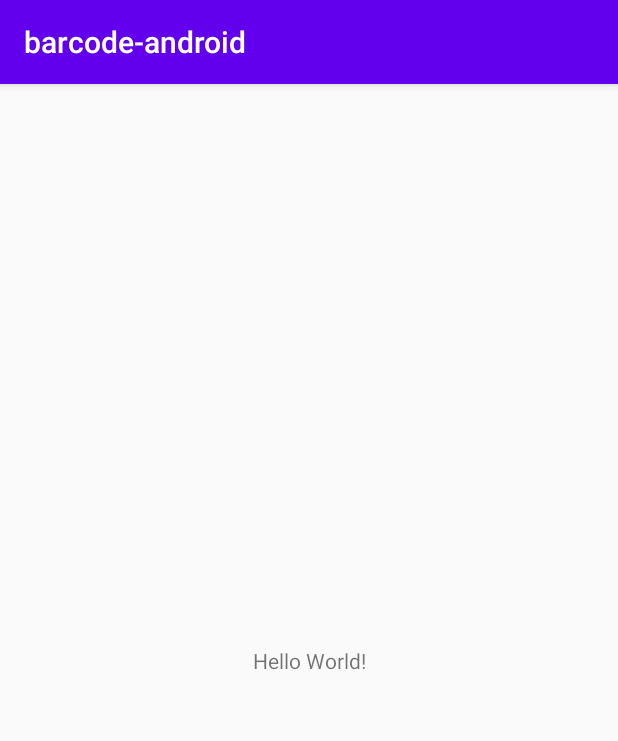
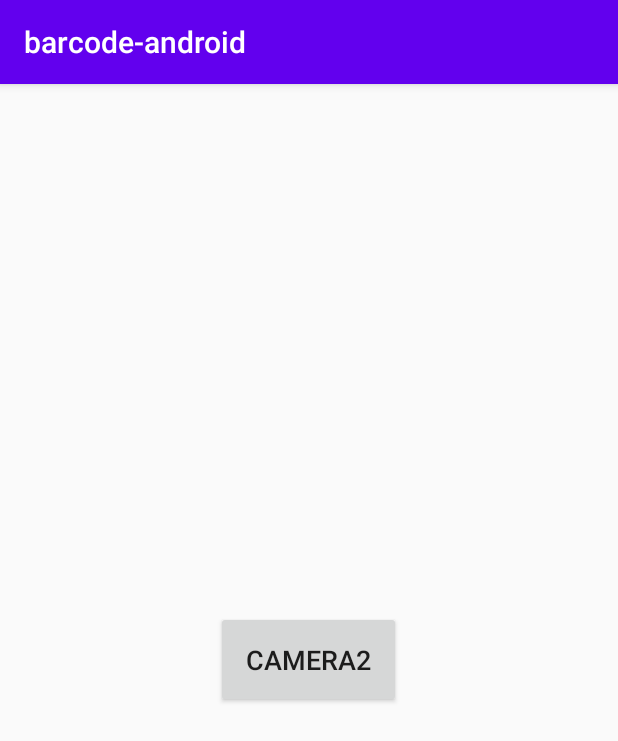
Before and after one commit to zabochen/barcode-android, an Android app: the screen it shows after launch (MainActivity), on a phone screen of 412 x 824 dp. Shown: the top 741 px of the screen. Run offline under Robolectric (Android 15) with nearby library versions, the phone set to English and light mode, and no system bars; libraries missing offline, so code that uses them is left out: ua.ck.zabochen.

Commit message:
Barcode - Mobile Vision API

```diff
--- a/app/src/main/java/ua/ck/zabochen/android/barcode/MainActivity.kt
+++ b/app/src/main/java/ua/ck/zabochen/android/barcode/MainActivity.kt
@@ -1,11 +1,20 @@
 package ua.ck.zabochen.android.barcode
 
+import android.content.Intent
 import androidx.appcompat.app.AppCompatActivity
 import android.os.Bundle
+import kotlinx.android.synthetic.main.activity_main.*
 
 class MainActivity : AppCompatActivity() {
     override fun onCreate(savedInstanceState: Bundle?) {
         super.onCreate(savedInstanceState)
         setContentView(R.layout.activity_main)
+        setUi()
+    }
+
+    private fun setUi() {
+        btnOpenCamera2.setOnClickListener {
+            startActivity(Intent(this, Camera2Activity::class.java))
+        }
     }
 }
--- a/app/src/main/res/layout/activity_main.xml
+++ b/app/src/main/res/layout/activity_main.xml
@@ -1,18 +1,17 @@
 <?xml version="1.0" encoding="utf-8"?>
-<androidx.constraintlayout.widget.ConstraintLayout xmlns:android="http://schemas.android.com/apk/res/android"
-    xmlns:app="http://schemas.android.com/apk/res-auto"
+<LinearLayout xmlns:android="http://schemas.android.com/apk/res/android"
     xmlns:tools="http://schemas.android.com/tools"
     android:layout_width="match_parent"
     android:layout_height="match_parent"
+    android:gravity="center"
     tools:context=".MainActivity">
 
-    <TextView
+    <Button
+        android:id="@+id/btnOpenCamera2"
         android:layout_width="wrap_content"
         android:layout_height="wrap_content"
-        android:text="Hello World!"
-        app:layout_constraintBottom_toBottomOf="parent"
-        app:layout_constraintLeft_toLeftOf="parent"
-        app:layout_constraintRight_toRightOf="parent"
-        app:layout_constraintTop_toTopOf="parent" />
+        android:padding="20dp"
+        android:text="Camera2"
+        android:textSize="18sp" />
 
-</androidx.constraintlayout.widget.ConstraintLayout>
+</LinearLayout>
```
Also changed, not shown: app/build.gradle (+19 -1 lines), app/src/main/AndroidManifest.xml (+8 -0 lines), app/src/main/java/ua/ck/zabochen/android/barcode/Camera2Activity.kt (added, +106 -0 lines), app/src/main/res/layout/activity_camera2.xml (added, +14 -0 lines).
